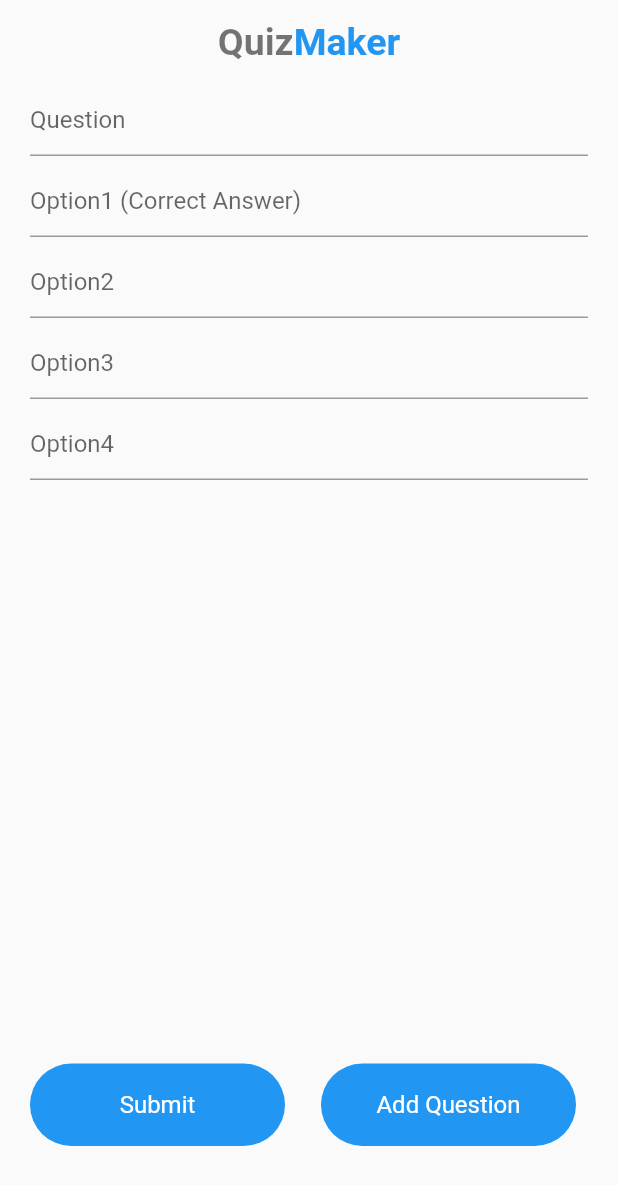
After one commit to SaadAhmedKhan64050/quizmaker, a Flutter app: the AddQuestion screen opened directly, on a phone screen of 412 x 824 dp. The commit adds this screen. Shown: the top 1185 px of the screen. Run offline on Flutter 3.47's test engine with Material 2 defaults, Android fonts, the phone set to English and light mode, and no system bars; our stand-ins replace cached_network_image, cloud_firestore, firebase_auth, firebase_core, random_string; accounts and stored records are empty.

Commit message:
Complete for now

```diff
--- a/lib/models/users.dart
+++ b/lib/models/users.dart
@@ -3,5 +3,4 @@
 class app_User {
   String uid;
   app_User({required this.uid});
-
 }
--- /dev/null
+++ b/lib/views/addquestion.dart
@@ -0,0 +1,131 @@
+// ignore_for_file: prefer_const_constructors, deprecated_member_use
+
+import 'package:flutter/material.dart';
+import 'package:quizmaker/widgets/widgets.dart';
+
+class AddQuestion extends StatefulWidget {
+  const AddQuestion({Key? key}) : super(key: key);
+
+  @override
+  State<AddQuestion> createState() => _AddQuestionState();
+}
+
+class _AddQuestionState extends State<AddQuestion> {
+  final _formKey = GlobalKey<FormState>();
+  late String question, option1, option2, option3, option4;
+  // uploadQuizData(){
+  //   if(_formKey.currentState!.validate()){
+
+  //   }
+  // }
+  @override
+  Widget build(BuildContext context) {
+    return Scaffold(
+        appBar: AppBar(
+          centerTitle: true,
+          title: appBar(context),
+          backgroundColor: Colors.transparent,
+          elevation: 0.0,
+          iconTheme: IconThemeData(color: Colors.black87),
+          brightness: Brightness.light,
+        ),
+        body: Container(
+          padding: EdgeInsets.symmetric(horizontal: 20),
+          child: Column(
+            children: [
+              TextFormField(
+                validator: (val) {
+                  return val!.isEmpty ? "Please Enter The Question" : null;
+                },
+                decoration: InputDecoration(
+                  hintText: "Question",
+                ),
+                onChanged: (val) {
+                  question = val;
+                },
+              ),
+              SizedBox(
+                height: 6,
+              ),
+              TextFormField(
+                validator: (val) {
+                  return val!.isEmpty ? "Please Enter the Option1" : null;
+                },
+                decoration: InputDecoration(
+                  hintText: "Option1 (Correct Answer)",
+                ),
+                onChanged: (val) {
+                  option1 = val;
+                },
+              ),
+              SizedBox(
+                height: 6,
+              ),
+              TextFormField(
+                validator: (val) {
+                  return val!.isEmpty ? "Please Enter the Option2 " : null;
+                },
+                decoration: InputDecoration(
+                  hintText: "Option2",
+                ),
+                onChanged: (val) {
+                  option2 = val;
+                },
+              ),
+              SizedBox(
+                height: 6,
+              ),
+              TextFormField(
+                validator: (val) {
+                  return val!.isEmpty ? "Please Enter The Option3 " : null;
+                },
+                decoration: InputDecoration(
+                  hintText: "Option3",
+                ),
+                onChanged: (val) {
+                  option3 = val;
+                },
+              ),
+              SizedBox(
+                height: 6,
+              ),
+              TextFormField(
+                validator: (val) {
+                  return val!.isEmpty ? "Please Enter The option4 " : null;
+                },
+                decoration: InputDecoration(
+                  hintText: "Option4",
+                ),
+                onChanged: (val) {
+                  option4 = val;
+                },
+              ),
+              Spacer(),
+              Row(
+                children: [
+                  blueButton(
+                      context: context,
+                      label: "Submit",
+                      ButtonWidth: MediaQuery.of(context).size.width / 2 - 36),
+                  SizedBox(
+                    width: 24,
+                  ),
+                  GestureDetector(
+                    onTap: (){
+
+                    },
+                    child: blueButton(
+                        context: context,
+                        label: "Add Question",
+                        ButtonWidth: MediaQuery.of(context).size.width / 2 - 36),
+                  )
+                ],
+              ),
+              SizedBox(
+                height: 60,
+              )
+            ],
+          ),
+        ));
+  }
+}
--- a/lib/widgets/widgets.dart
+++ b/lib/widgets/widgets.dart
@@ -1,4 +1,4 @@
-// ignore_for_file: unused_import, prefer_const_constructors
+// ignore_for_file: unused_import, prefer_const_constructors, non_constant_identifier_names, prefer_if_null_operators
 
 import 'package:flutter/material.dart';
 
@@ -8,9 +8,8 @@ Widget appBar(BuildContext context) {
       style: TextStyle(fontSize: 25),
       children: const <TextSpan>[
         TextSpan(
-          text: '                Quiz',
+          text: 'Quiz',
           style: TextStyle(fontWeight: FontWeight.w600, color: Colors.black54),
-
         ),
         TextSpan(
             text: 'Maker',
@@ -19,3 +18,19 @@ Widget appBar(BuildContext context) {
     ),
   );
 }
+
+Widget blueButton({required BuildContext context, required String label, ButtonWidth}) {
+  return Container(
+    padding: EdgeInsets.symmetric(vertical: 18),
+    decoration: BoxDecoration(
+        color: Colors.blue, borderRadius: BorderRadius.circular(30)),
+    alignment: Alignment.center,
+    width: ButtonWidth != null
+        ? ButtonWidth
+        : MediaQuery.of(context).size.width - 48,
+    child: Text(
+      label,
+      style: TextStyle(color: Colors.white, fontSize: 16),
+    ),
+  );
+}
```
Also changed, not shown: lib/main.dart (+3 -5 lines), lib/services/database.dart (added, +15 -0 lines), lib/views/create_quiz.dart (added, +132 -0 lines), lib/views/home.dart (+25 -3 lines), lib/views/signin.dart (+6 -16 lines), lib/views/signup.dart (+10 -19 lines), lib/views/authnticate.dart (line endings or trailing spaces).
